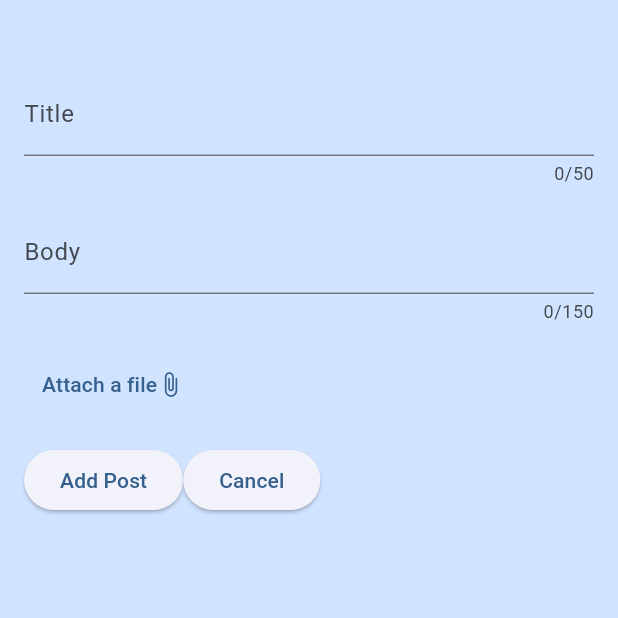
After one commit to maksatabrayev/social_media_demo, a Flutter app: the screen it shows once a user with an empty profile is signed in, after a tap on the "add" icon, on a phone screen of 412 x 824 dp, the top half of it. The commit adds this screen. Run offline on Flutter 3.47's test engine with Material 3 defaults, Android fonts, the phone set to English and light mode, and no system bars; our stand-ins replace cloud_firestore, firebase_auth, firebase_core, firebase_storage, image_picker; accounts and stored records are empty.

Commit message:
Project functionality completed

```diff
--- a/lib/main.dart
+++ b/lib/main.dart
@@ -1,15 +1,13 @@
+import 'package:firebase_auth/firebase_auth.dart';
 import 'package:flutter/material.dart';
 import 'package:social_media_demo/view/screens/auth_.dart';
 import 'package:firebase_core/firebase_core.dart';
+import 'package:social_media_demo/view/screens/feed.dart';
 import 'firebase_options.dart';
-
-
 
 void main() async {
   WidgetsFlutterBinding.ensureInitialized();
-  await Firebase.initializeApp(
-    options: DefaultFirebaseOptions.currentPlatform
-  );
+  await Firebase.initializeApp(options: DefaultFirebaseOptions.currentPlatform);
   runApp(const MyApp());
 }
 
@@ -23,7 +21,16 @@ class MyApp extends StatelessWidget {
       theme: ThemeData().copyWith(
         colorScheme: ColorScheme.fromSeed(seedColor: Colors.blue),
       ),
-      home: const AuthScreen(),
+      // Determening the home screen based on whether user is logged in or not
+      home: StreamBuilder(
+          stream: FirebaseAuth.instance.authStateChanges(),
+          builder: (ctx, snapshot) {
+            if (snapshot.hasData) {
+              return const FeedScreen();
+            } else {
+              return const AuthScreen();
+            }
+          }),
     );
   }
 }
--- /dev/null
+++ b/lib/model/post.dart
@@ -0,0 +1,23 @@
+import 'dart:typed_data';
+
+import 'package:flutter/material.dart';
+import 'package:uuid/uuid.dart';
+
+const uuid = Uuid();
+
+class Post{
+  Post({
+    required this.title,
+    required this.body,
+    required this.date,
+    required this.image,
+    required this.authorEmail
+  }) : id = uuid.v4();
+
+  final Image image;
+  final String date;
+  final String title;
+  final String body;
+  final String id;
+  final String authorEmail;
+}
--- a/lib/view/screens/auth_.dart
+++ b/lib/view/screens/auth_.dart
@@ -25,19 +25,19 @@ class _AuthSceenState extends State<AuthScreen> {
     try {
       if (isLogin) {
         //Loggin In a user
-      final userCrednetials = await firebaseAuth.signInWithEmailAndPassword(email: enteredEmail, password: enteredPassword);
-      print(userCrednetials)
+        final userCrednetials =
+        await firebaseAuth.signInWithEmailAndPassword(
+            email: enteredEmail, password: enteredPassword);
         ScaffoldMessenger.of(context).showSnackBar(
-         const  SnackBar(
+          const SnackBar(
             content: Text('You are logged in'),
           ),
         );
       } else {
         // SigningUp a user
-
-        final userCrednetials = await firebaseAuth.createUserWithEmailAndPassword(
+        final userCrednetials =
+            await firebaseAuth.createUserWithEmailAndPassword(
                 email: enteredEmail, password: enteredPassword);
-        print(userCrednetials);
       }
     } on FirebaseAuthException catch (e) {
       ScaffoldMessenger.of(context).clearSnackBars();
@@ -46,7 +46,6 @@ class _AuthSceenState extends State<AuthScreen> {
           content: Text(e.message ?? 'Authentication failed'),
         ),
       );
-        print(e.message);
     }
   }
 
--- /dev/null
+++ b/lib/view/screens/feed.dart
@@ -0,0 +1,112 @@
+import 'package:cloud_firestore/cloud_firestore.dart';
+import 'package:firebase_auth/firebase_auth.dart';
+import 'package:flutter/material.dart';
+import 'package:social_media_demo/model/post.dart';
+import 'package:social_media_demo/view/screens/new_post.dart';
+import 'package:social_media_demo/view/widgets/posts_list.dart';
+
+class FeedScreen extends StatefulWidget {
+  const FeedScreen({super.key});
+
+  @override
+  State<StatefulWidget> createState() => _FeedScreenState();
+}
+
+class _FeedScreenState extends State<FeedScreen> {
+  List<Post> posts = [];
+
+  void addNewPostToList(Post newPost) {
+    setState(() {
+      posts.add(newPost);
+    });
+  }
+
+  //   Post(
+  //     title: "Me in office",
+  //     body: "It was a hard day",
+  //     date: "09.07.2024",
+  //     image: Image.asset("assets/login-icon-3060.png"),
+  //   ),
+  //   Post(
+  //     title: "A view from my apartment",
+  //     body: "Such a beatiful day!!",
+  //     date: "09.07.2024",
+  //     image: Image.asset("assets/login-icon-3060.png"),
+  //   ),
+  // ];
+
+  void openAddPostOverlay() {
+    // showModalBottomSheet(
+    //   useSafeArea: true,
+    //   isScrollControlled: true,
+    //   context: context,
+    //   builder: (ctxt) =>  NewPost(addNewPostToList: addNewPostToList,),
+    // );
+
+    Navigator.push(
+      context,
+      MaterialPageRoute(
+        builder: (ctxt) => NewPost(
+          addNewPostToList: addNewPostToList,
+        ),
+      ),
+    );
+  }
+
+  @override
+  Widget build(BuildContext context) {
+    return Scaffold(
+      backgroundColor: Theme.of(context).colorScheme.primary,
+      appBar: AppBar(
+        title: Text(
+          "Feeds",
+          style: TextStyle(color: Theme.of(context).colorScheme.onPrimary),
+        ),
+        backgroundColor: Theme.of(context).colorScheme.primary,
+        actions: [
+          IconButton(
+            onPressed: () {
+              FirebaseAuth.instance.signOut();
+            },
+            icon: Icon(
+              Icons.exit_to_app,
+              color: Theme.of(context).colorScheme.onPrimary,
+            ),
+          ),
+        ],
+      ),
+      body: StreamBuilder(
+          stream: FirebaseFirestore.instance.collection('userPosts').snapshots(),
+          builder: (context, AsyncSnapshot<QuerySnapshot> snapshot) {
+            if (snapshot.connectionState == ConnectionState.waiting) {
+              return const Center(
+                child: CircularProgressIndicator(),
+              );
+            }
+            if (!snapshot.hasData) {
+              return const Center(
+                child: Text('No posts available'),
+              );
+            }
+            posts = snapshot.data!.docs.reversed.map((doc) {
+              return Post(
+                title: doc['title'],
+                body: doc['body'],
+                date: doc['date'],
+                image: doc['imageUrl'] == "NULL"
+                    ? Image.asset("assets/default_image.png")
+                    : Image.network(doc['imageUrl']),
+               authorEmail: doc['authorEmail']
+              );
+            }).toList();
+            return PostsList(posts: posts);
+          }),
+      floatingActionButton: FloatingActionButton(
+        onPressed: openAddPostOverlay,
+        tooltip: "Add a post",
+       backgroundColor: Theme.of(context).colorScheme.onPrimary,
+        child: const Icon(Icons.add),
+      ),
+    );
+  }
+}
--- /dev/null
+++ b/lib/view/screens/new_post.dart
@@ -0,0 +1,187 @@
+import 'dart:typed_data';
+import 'package:cloud_firestore/cloud_firestore.dart';
+import 'package:firebase_auth/firebase_auth.dart';
+import 'package:firebase_storage/firebase_storage.dart';
+import 'package:flutter/material.dart';
+import 'package:image_picker/image_picker.dart';
+import 'package:social_media_demo/model/post.dart';
+import 'package:intl/intl.dart';
+
+class NewPost extends StatefulWidget {
+  const NewPost({super.key, required this.addNewPostToList});
+
+  final void Function(Post newPost) addNewPostToList;
+
+  @override
+  State<StatefulWidget> createState() => _NewPostState();
+}
+
+class _NewPostState extends State<NewPost> {
+  final _titleController = TextEditingController();
+  final _bodyController = TextEditingController();
+  Uint8List? img;
+  @override
+  void dispose() {
+    _titleController.dispose();
+    _bodyController.dispose();
+    super.dispose();
+  }
+
+  pickImage(ImageSource imageSource) async {
+    final ImagePicker imagePicker = ImagePicker();
+    XFile? file = await imagePicker.pickImage(source: imageSource);
+
+    if (file == null) {
+      print("No image selected");
+    } else {
+      return await file.readAsBytes();
+    }
+  }
+
+  void selectImage() async {
+    Uint8List selectedImg = await pickImage(ImageSource.gallery);
+    setState(() {
+      img = selectedImg;
+    });
+  }
+
+  void addPost() async {
+    final enteredTitle = _titleController.text.trim();
+    final eneteredBody = _bodyController.text.trim();
+
+    if (enteredTitle.isNotEmpty && eneteredBody.isNotEmpty) {
+      final formatter = DateFormat.yMd();
+      Post newPost = Post(
+        title: enteredTitle,
+        body: eneteredBody,
+        date: formatter.format(DateTime.now()),
+        image: img == null
+            ? Image.asset("assets/default_image.png")
+            : Image.memory(img!),
+        authorEmail: FirebaseAuth.instance.currentUser!.email!
+      );
+      widget.addNewPostToList(newPost);
+      // Saving to Database:
+      savePostToDB(newPost);
+      // Back to main Screen
+      Navigator.of(context).pop();
+    } else {
+      showDialog(
+        context: context,
+        builder: (context) => AlertDialog(
+          title: const Text("Invalid input!"),
+          content: const Text("Title and Body can not be empty!"),
+          actions: [
+            TextButton(
+                onPressed: () {
+                  Navigator.pop(context);
+                },
+                child: const Text("OK")),
+          ],
+        ),
+      );
+    }
+  }
+
+  Future<String> uploadImageToStorage(
+      String childName, Uint8List imageData) async {
+    Reference ref = FirebaseStorage.instance.ref().child(childName);
+    UploadTask uploadTask = ref.putData(imageData);
+    TaskSnapshot snapshot = await uploadTask;
+    String downloadUrl = await snapshot.ref.getDownloadURL();
+    return downloadUrl;
+  }
+
+  Future<String> savePostToDB(Post post) async {
+    String resp = "Error"; // Default value to return
+    try {
+      String path =  "postImages/${FirebaseAuth.instance.currentUser!.uid}/${post.id}";
+      String imageUrl =
+          img == null ? "NULL" : await uploadImageToStorage(path, img!);
+      await FirebaseFirestore.instance.collection("userPosts").add({
+        "date": post.date,
+        "title": post.title,
+        "body": post.body,
+        "id": post.id,
+        "imageUrl": imageUrl,
+        "authorEmail" : post.authorEmail
+      });
+
+      resp = "Success";
+    } catch (e) {
+      resp = e.toString();
+    }
+
+    return resp;
+  }
+
+  @override
+  Widget build(BuildContext context) {
+    return Scaffold(
+      backgroundColor: Theme.of(context).colorScheme.primaryContainer,
+      body: SingleChildScrollView(
+        child: Padding(
+          padding: const EdgeInsets.fromLTRB(16, 48, 16, 16),
+          child: Column(
+            mainAxisSize: MainAxisSize.min,
+            mainAxisAlignment: MainAxisAlignment.center,
+            children: [
+              TextField(
+                controller: _titleController,
+                maxLength: 50,
+                decoration: const InputDecoration(
+                  label: Text("Title"),
+                ),
+              ),
+              const SizedBox(
+                height: 16,
+              ),
+              TextField(
+                controller: _bodyController,
+                maxLength: 150,
+                decoration: const InputDecoration(
+                  label: Text("Body"),
+                ),
+              ),
+              const SizedBox(
+                height: 16,
+              ),
+              img == null
+                  ? TextButton(
+                      onPressed: selectImage,
+                      child: const Row(
+                        children: [
+                          Text("Attach a file"),
+                          Icon(Icons.attach_file_rounded),
+                        ],
+                      ),
+                    )
+                  : Image.memory(
+                      img!,
+                      width: double.infinity,
+                      fit: BoxFit.cover,
+                    ),
+              const SizedBox(
+                height: 16,
+              ),
+              Row(
+                children: [
+                  ElevatedButton(
+                    onPressed: addPost,
+                    child: const Text("Add Post"),
+                  ),
+                  ElevatedButton(
+                    onPressed: () {
+                      Navigator.pop(context);
+                    },
+                    child: const Text("Cancel"),
+                  ),
+                ],
+              ),
+            ],
+          ),
+        ),
+      ),
+    );
+  }
+}
--- /dev/null
+++ b/lib/view/widgets/posts_list.dart
@@ -0,0 +1,21 @@
+import 'package:flutter/material.dart';
+import 'package:social_media_demo/model/post.dart';
+import 'package:social_media_demo/view/widgets/post_item.dart';
+
+class PostsList extends StatelessWidget {
+  const PostsList({super.key, required this.posts});
+  final List<Post> posts;
+
+  @override
+  Widget build(BuildContext context) {
+    return ListView.builder(
+      itemCount: posts.length,
+      itemBuilder: (context, index) => Container(
+        margin: const EdgeInsets.all(8),
+        child: PostItem(
+          post: posts[index],
+        ),
+      ),
+    );
+  }
+}
```
Also changed, not shown: lib/view/screens/post_details.dart (added, +96 -0 lines), lib/view/widgets/post_item.dart (added, +61 -0 lines), pubspec.yaml (+6 -1 lines), assets/default_image.png (added), pubspec.lock, 6 other files. Lines whose indentation alone changed are shown as unchanged.
